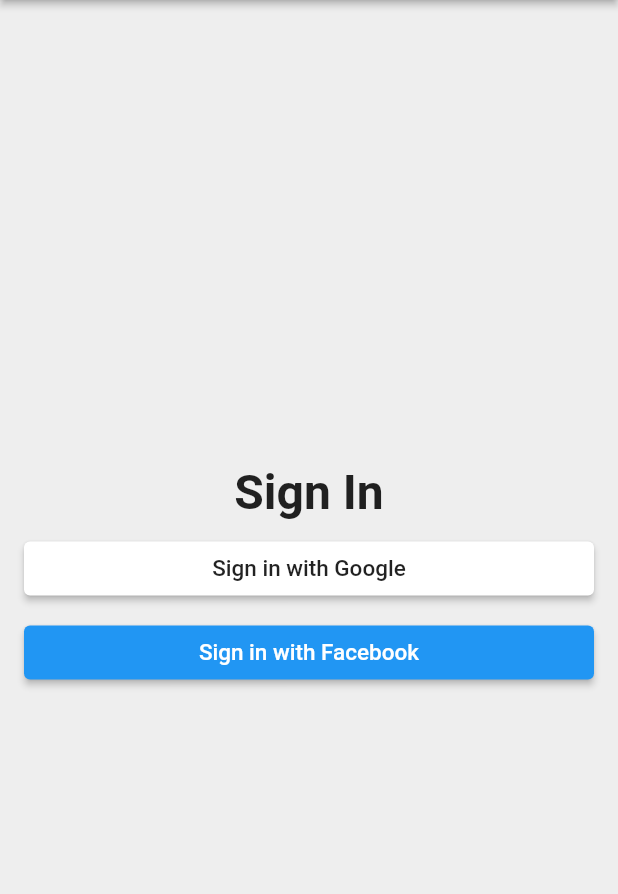
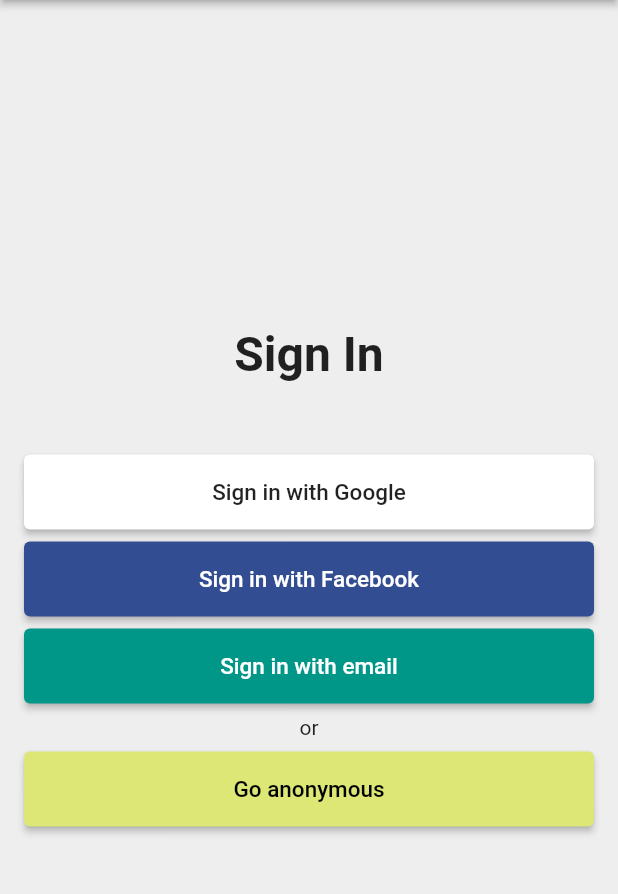
Before and after one commit to MuriloMamede/time_tracker, a Flutter app: the screen it shows after launch, after a tap on "Sign in with Google", on a phone screen of 412 x 824 dp, the part 84-978 px from its top. Run offline on Flutter 3.47's test engine with Material 2 defaults, Android fonts, the phone set to English and light mode, and no system bars.

Commit message:
finished sign page

```diff
--- /dev/null
+++ b/lib/app/sign_in/sign_in_button.dart
@@ -0,0 +1,18 @@
+import 'package:flutter/material.dart';
+import 'package:time_tracker/commom_widgets/custom_raised_button.dart';
+
+class SignInButton extends CustomRaisedButton {
+  SignInButton({
+    String text,
+    Color color,
+    Color textColor,
+    VoidCallback onPressed,
+  }) :super(
+        child: Text(
+          text, style: TextStyle(color: textColor, fontSize: 15),
+        ),
+        color: color,
+        borderRadius: 4,
+        onPressed: onPressed,
+      );
+}
--- a/lib/app/sign_in/sign_in_page.dart
+++ b/lib/app/sign_in/sign_in_page.dart
@@ -1,4 +1,5 @@
 import 'package:flutter/material.dart';
+import 'package:time_tracker/app/sign_in/sign_in_button.dart';
 import 'package:time_tracker/commom_widgets/custom_raised_button.dart';
 
 class SignInPage extends StatelessWidget {
@@ -30,21 +31,37 @@ class SignInPage extends StatelessWidget {
                 fontWeight: FontWeight.w600
               ),
               ),
-            SizedBox(
-              height: 8,
-            ),
-            CustomRaisedButton(
+            SizedBox(height: 48,),
+            SignInButton(
               text: 'Sign in with Google',
               color: Colors.white,
-              borderRadius: 4,
               onPressed: (){},
             ),
             SizedBox(height: 8),
-            CustomRaisedButton(
+            SignInButton(
               text: 'Sign in with Facebook',
               textColor: Colors.white,
-              color: Colors.blue,
-              borderRadius: 4,
+              color: Color(0xFF334D92),
+              onPressed: (){},
+            ),
+            SizedBox(height: 8),
+            SignInButton(
+              text: 'Sign in with email',
+              textColor: Colors.white,
+              color: Colors.teal,
+              onPressed: (){},
+            ),
+            SizedBox(height: 8),
+            Text(
+              'or',
+              style: TextStyle(fontSize: 14, color:Colors.black87),
+              textAlign: TextAlign.center,
+            ),
+            SizedBox(height: 8),
+             SignInButton(
+              text: 'Go anonymous',
+              textColor: Colors.black,
+              color: Colors.lime[300],
               onPressed: (){},
             ),
           ]
--- a/lib/commom_widgets/custom_raised_button.dart
+++ b/lib/commom_widgets/custom_raised_button.dart
@@ -4,35 +4,30 @@ class CustomRaisedButton extends StatelessWidget {
   CustomRaisedButton({
     this.child,
     this.color,
-    this.borderRadius,
+    this.borderRadius: 2,
     this.onPressed,
-    this.text,
-    this.textColor: Colors.black87,
+    this.height: 50,
   });
   final Widget child;
   final Color color;
   final double borderRadius;
   final VoidCallback onPressed;
-  final Color textColor;
-  final String text;
+  final double height;
 
   @override
   Widget build(BuildContext context) {
-    return  RaisedButton(
+    return  SizedBox(
+      height: height,
+      child: RaisedButton(
         color: color,
-      child: Text(
-        text,
-        style: TextStyle(
-          color: textColor,
-          fontSize: 15,
-        ),
-      ),
+        child: child,
         shape: RoundedRectangleBorder(
           borderRadius: BorderRadius.all(
             Radius.circular(borderRadius)
             )
           ),
         onPressed: onPressed,
+      ),
     );
   }
 }
```
Lines whose indentation alone changed are shown as unchanged.
